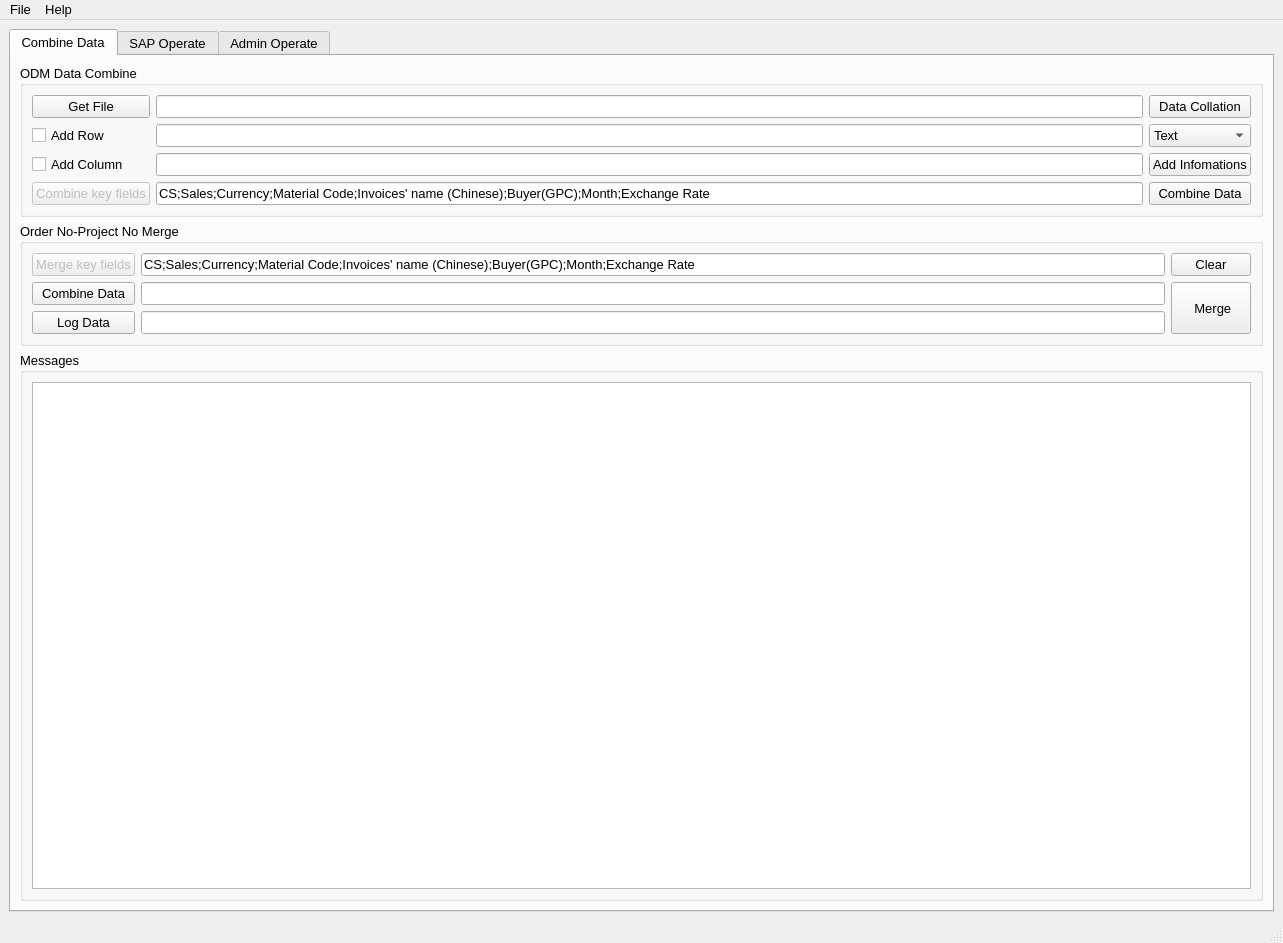
The window that Sap_Operate_Ui.ui (chen-huai/Sap_Operation) describes before a commit, drawn with Qt 5.
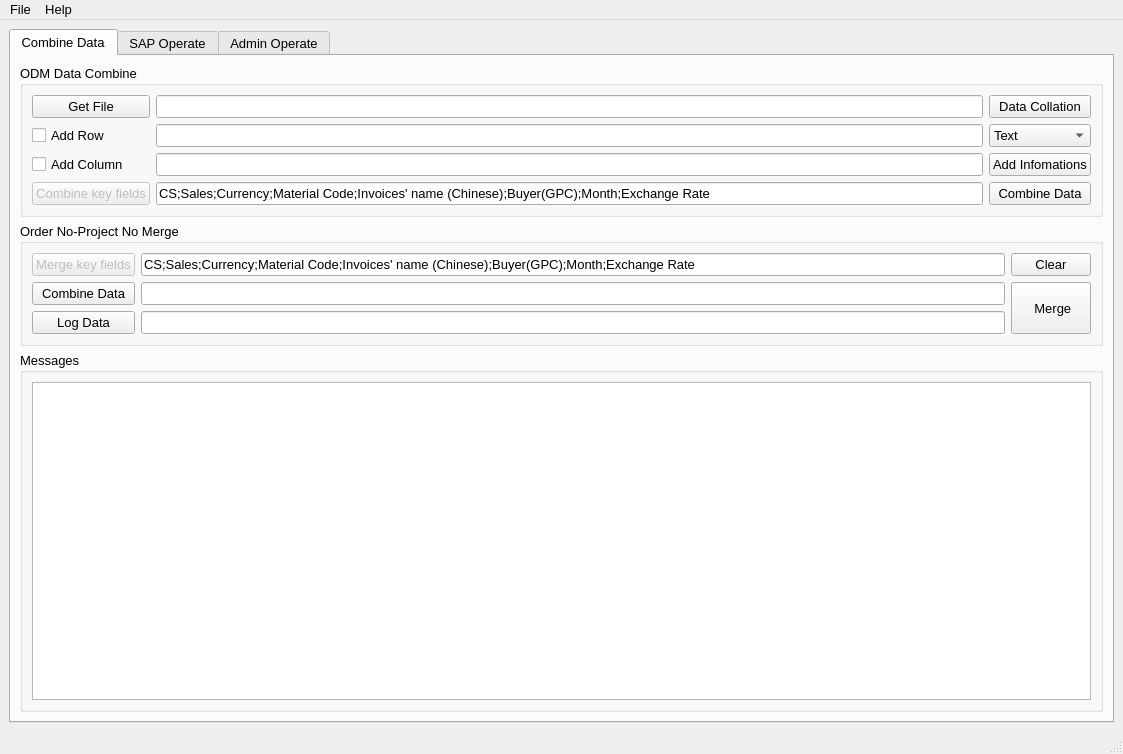
The same window after the commit. The open tabs and pages were chosen to show the change. Icons and pictures are not drawn.

Commit message: 调整一下界面的比例

What changed in the file:
```diff
--- a/Sap_Operate_Ui.ui
+++ b/Sap_Operate_Ui.ui
@@ -7,8 +7,8 @@
    <rect>
     <x>0</x>
     <y>0</y>
-    <width>1283</width>
-    <height>943</height>
+    <width>1123</width>
+    <height>754</height>
    </rect>
   </property>
   <property name="sizePolicy">
@@ -44,7 +44,7 @@
         <item row="1" column="0">
          <widget class="QGroupBox" name="groupBox_9">
           <property name="sizePolicy">
-           <sizepolicy hsizetype="Expanding" vsizetype="Fixed">
+           <sizepolicy hsizetype="Preferred" vsizetype="Fixed">
             <horstretch>0</horstretch>
             <verstretch>0</verstretch>
            </sizepolicy>
@@ -136,12 +136,25 @@
         </item>
         <item row="2" column="0">
          <widget class="QGroupBox" name="groupBox_6">
+          <property name="sizePolicy">
+           <sizepolicy hsizetype="Expanding" vsizetype="Expanding">
+            <horstretch>0</horstretch>
+            <verstretch>0</verstretch>
+           </sizepolicy>
+          </property>
           <property name="title">
            <string>Messages</string>
           </property>
           <layout class="QGridLayout" name="gridLayout_6">
            <item row="0" column="0">
-            <widget class="QTextBrowser" name="textBrowser_2"/>
+            <widget class="QTextBrowser" name="textBrowser_2">
+             <property name="minimumSize">
+              <size>
+               <width>200</width>
+               <height>230</height>
+              </size>
+             </property>
+            </widget>
            </item>
           </layout>
          </widget>
@@ -2306,8 +2319,8 @@
     <rect>
      <x>0</x>
      <y>0</y>
-     <width>1283</width>
-     <height>29</height>
+     <width>1123</width>
+     <height>25</height>
     </rect>
    </property>
    <widget class="QMenu" name="menuFile">
```
Left out of the diff: 16 changed lines with no effect on the pictures. The commit also changes 2 other files.
